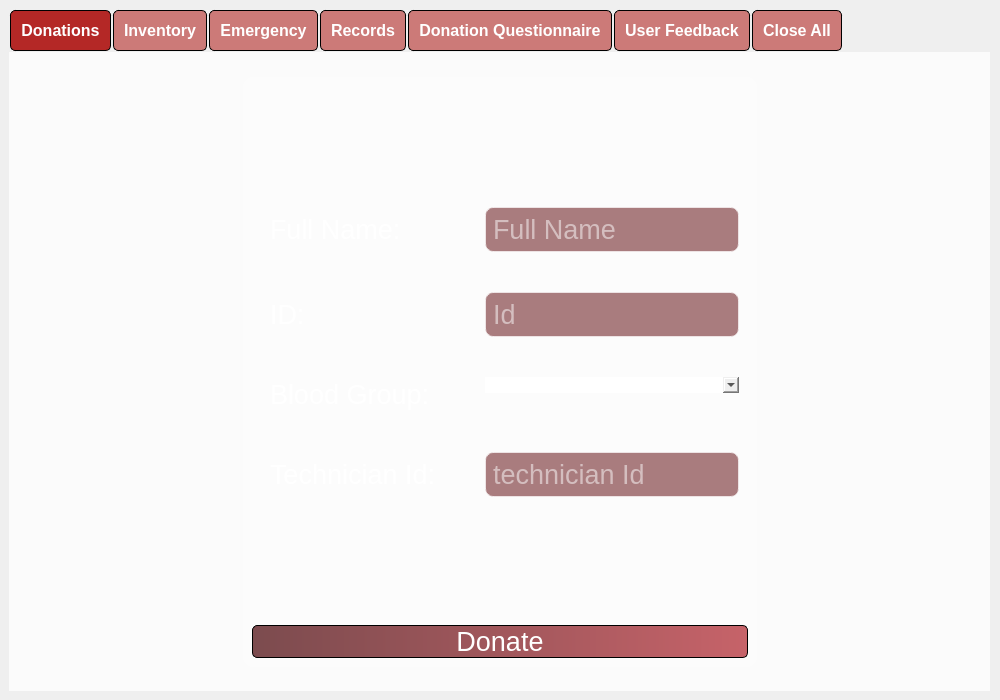
Before: the Qt Designer form app/UI/main_management_system.ui in SubZeroX9/Blood-Bank-System, drawn with Qt 5.
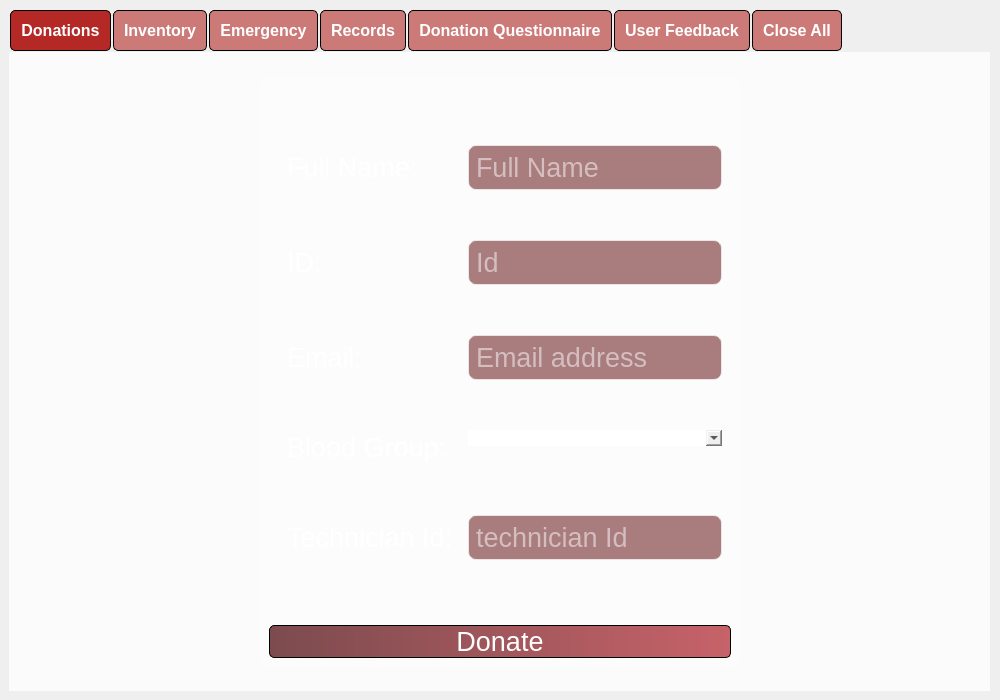
After: the same form once the commit is applied. The open tabs and pages were chosen to show the change. Icons and pictures are not drawn.

```diff
--- a/app/UI/main_management_system.ui
+++ b/app/UI/main_management_system.ui
@@ -156,11 +156,8 @@
               <enum>QFrame::Raised</enum>
              </property>
              <layout class="QFormLayout" name="formLayout">
-              <property name="horizontalSpacing">
-               <number>40</number>
-              </property>
               <property name="verticalSpacing">
-               <number>40</number>
+               <number>50</number>
               </property>
               <item row="0" column="0">
                <widget class="QLabel" name="label_6">
@@ -215,7 +212,7 @@
                 </property>
                </widget>
               </item>
-              <item row="2" column="0">
+              <item row="1" column="0">
                <widget class="QLabel" name="label_5">
                 <property name="font">
                  <font>
@@ -236,7 +233,7 @@
                 </property>
                </widget>
               </item>
-              <item row="2" column="1">
+              <item row="1" column="1">
                <widget class="QLineEdit" name="id_number_line_edit">
                 <property name="font">
                  <font>
@@ -271,7 +268,87 @@
                 </property>
                </widget>
               </item>
-              <item row="6" column="0">
+              <item row="2" column="0">
+               <widget class="QLabel" name="label_17">
+                <property name="font">
+                 <font>
+                  <family>MS Shell Dlg 2</family>
+                  <pointsize>20</pointsize>
+                  <weight>9</weight>
+                  <italic>false</italic>
+                  <bold>false</bold>
+                 </font>
+                </property>
+                <property name="styleSheet">
+                 <string notr="true">color: rgb(255, 255, 255);
+padding: 2px;
+</string>
+                </property>
+                <property name="text">
+                 <string>Email:</string>
+                </property>
+               </widget>
+              </item>
+              <item row="2" column="1">
+               <widget class="QLineEdit" name="email_line_edit">
+                <property name="font">
+                 <font>
+                  <family>MS Shell Dlg 2</family>
+                  <pointsize>20</pointsize>
+                  <weight>9</weight>
+                  <italic>false</italic>
+                  <bold>false</bold>
+                 </font>
+                </property>
+                <property name="styleSheet">
+                 <string notr="true">color: rgb(255, 255, 255);
+padding: 5px;
+background-color: rgba(110, 34, 38, 150);
+border: 1px solid rgba(255, 255, 255, 150);
+border-radius: 8px;</string>
+                </property>
+                <property name="text">
+                 <string/>
+                </property>
+                <property name="maxLength">
+                 <number>100</number>
+                </property>
+                <property name="frame">
+                 <bool>true</bool>
+                </property>
+                <property name="echoMode">
+                 <enum>QLineEdit::Normal</enum>
+                </property>
+                <property name="placeholderText">
+                 <string>Email address</string>
+                </property>
+               </widget>
+              </item>
+              <item row="3" column="0">
+               <widget class="QLabel" name="label">
+                <property name="font">
+                 <font>
+                  <family>MS Shell Dlg 2</family>
+                  <pointsize>20</pointsize>
+                  <weight>9</weight>
+                  <italic>false</italic>
+                  <bold>false</bold>
+                 </font>
+                </property>
+                <property name="styleSheet">
+                 <string notr="true">color: rgb(255, 255, 255);
+padding: 2px;
+</string>
+                </property>
+                <property name="text">
+                 <string>Blood Group:</string>
+                </property>
+               </widget>
+              </item>
+              <item row="3" column="1">
+               <widget class="QComboBox" name="blood_group_combo_box"/>
+              </item>
+              <item row="4" column="0">
                <widget class="QLabel" name="label_7">
                 <property name="font">
                  <font>
@@ -292,7 +369,7 @@
                 </property>
                </widget>
               </item>
-              <item row="6" column="1">
+              <item row="4" column="1">
                <widget class="QLineEdit" name="tech_id_line_edit">
                 <property name="font">
                  <font>
@@ -327,30 +404,6 @@
                 </property>
                </widget>
               </item>
-              <item row="4" column="1">
-               <widget class="QComboBox" name="blood_group_combo_box"/>
-              </item>
-              <item row="4" column="0">
-               <widget class="QLabel" name="label">
-                <property name="font">
-                 <font>
-                  <family>MS Shell Dlg 2</family>
-                  <pointsize>20</pointsize>
-                  <weight>9</weight>
-                  <italic>false</italic>
-                  <bold>false</bold>
-                 </font>
-                </property>
-                <property name="styleSheet">
-                 <string notr="true">color: rgb(255, 255, 255);
-padding: 2px;
-</string>
-                </property>
-                <property name="text">
-                 <string>Blood Group:</string>
-                </property>
-               </widget>
-              </item>
              </layout>
             </widget>
            </item>
```
Left out of the diff: 2 changed lines with no effect on the pictures.
